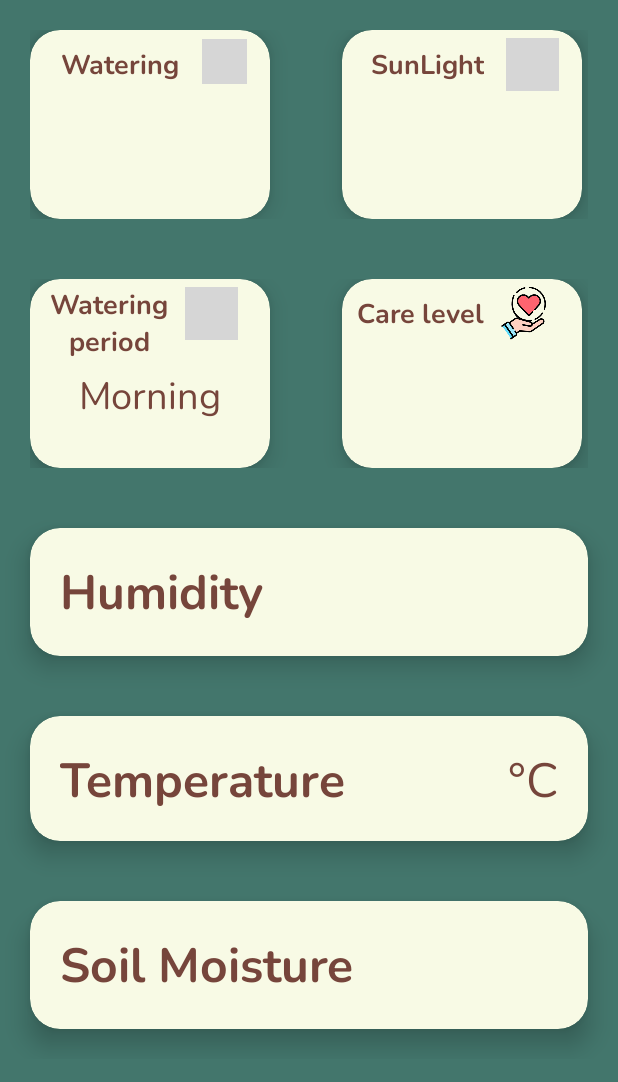
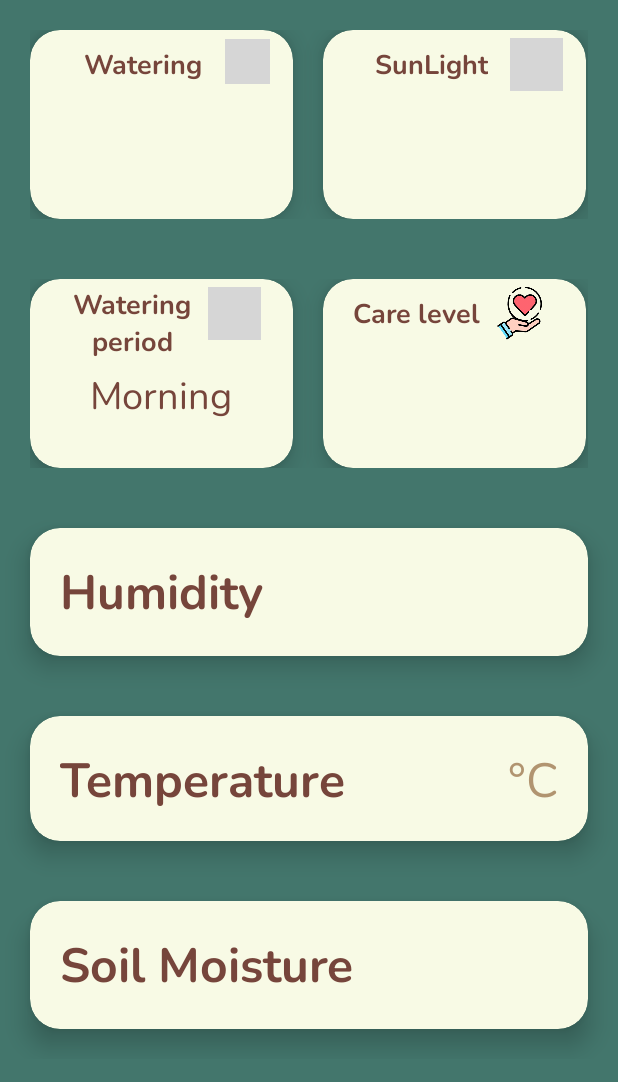
Before and after one commit to NHPI12/Group-Project-Soil-Condition-Analysis, an Android app: the layout activity_main.xml on its own in the app's theme, with its tools: preview values and no code run, on a phone screen of 412 x 824 dp. Shown: the top 1082 px of the screen. Run offline under Robolectric (Android 15) with nearby library versions, the light colour scheme and no system bars; plain views replace LineChart; grey boxes are pictures that could not be loaded.

Commit message:
update MainActivity

```diff
--- a/soiCondition/app/src/main/java/vn/edu/usth/soicondition/MainActivity.java
+++ b/soiCondition/app/src/main/java/vn/edu/usth/soicondition/MainActivity.java
@@ -554,27 +554,31 @@ public class MainActivity extends AppCompatActivity implements SelectedPlantsAda
 
     @RequiresApi(api = Build.VERSION_CODES.KITKAT)
     public void expandHumid(View view) {
-        expand(lineChartHumid, humidLayout, lineChartTemp, lineChartSoil);
+        expand(lineChartHumid, humidLayout,buttonsHumid,buttonsTemp,buttonsSoil, lineChartTemp, lineChartSoil);
     }
 
     @RequiresApi(api = Build.VERSION_CODES.KITKAT)
     public void expandTemp(View view) {
-        expand(lineChartTemp, tempLayout, lineChartHumid, lineChartSoil);
+        expand(lineChartTemp, tempLayout,buttonsTemp,buttonsHumid,buttonsSoil,lineChartHumid, lineChartSoil);
     }
 
     @RequiresApi(api = Build.VERSION_CODES.KITKAT)
     public void expandSoil(View view) {
-        expand(lineChartSoil, soilLayout, lineChartHumid, lineChartTemp);
+        expand(lineChartSoil, soilLayout,buttonsSoil,buttonsHumid,buttonsTemp, lineChartHumid, lineChartTemp);
     }
 
-    private void expand(LineChart clickedText, LinearLayout clickedLayout, LineChart... otherTexts) {
+    private void expand(LineChart clickedText, LinearLayout clickedLayout,LinearLayout buttonLayout,LinearLayout otherLinear, LinearLayout otherLinear2, LineChart... otherTexts) {
         if (clickedText.getVisibility() == View.VISIBLE) {
             clickedText.setVisibility(View.GONE);
+            buttonLayout.setVisibility(View.GONE);
         } else {
             clickedText.setVisibility(View.VISIBLE);
+            buttonLayout.setVisibility(View.VISIBLE);
             // Set other details to GONE
             for (LineChart otherText : otherTexts) {
                 otherText.setVisibility(View.GONE);
+                otherLinear.setVisibility(View.GONE);
+                otherLinear2.setVisibility(View.GONE);
             }
         }
         TransitionManager.beginDelayedTransition(clickedLayout, new AutoTransition());
@@ -693,11 +697,11 @@ public class MainActivity extends AppCompatActivity implements SelectedPlantsAda
     }
     private void TurnPlantDetailsIntoList(){
         //String apiKey = "sk-gAIS6560794454fbf2885";   // Quy's API key
-        //String apiKey     = "sk-O0QK655e2575b0b303082";   // Nguyen Main
+        String apiKey     = "sk-O0QK655e2575b0b303082";   // Nguyen Main
         //String apiKey     = "sk-JAdj65704f90038483358";   // Nguyen 2nd
         //String apiKey     = "sk-PEwA657057073ee313360";   // Quy 2nd
         //String apiKey = "sk-V27h658e9a807e9213607"; // Quy 3rd
-        String apiKey = "sk-yMXy658e9fa1e97613609"; // Quy 4rd
+        //String apiKey = "sk-yMXy658e9fa1e97613609"; // Quy 4rd
         SharedPreferences sharedPreferences = getSharedPreferences("ID_Plants_Save_Preferences", MODE_PRIVATE);
         Set<String> selectedPlantIdsStringSet = sharedPreferences.getStringSet("selected_plants", new HashSet<>());
         Set<Integer> selectedPlantIds = new HashSet<>();
--- a/soiCondition/app/src/main/java/vn/edu/usth/soicondition/network/DatabaseLocal/RetrofitDatabase.java
+++ b/soiCondition/app/src/main/java/vn/edu/usth/soicondition/network/DatabaseLocal/RetrofitDatabase.java
@@ -12,9 +12,10 @@ public class RetrofitDatabase {
     // private static final String BASE_URL = "http://172.31.99.32/codes/fetchdata.php/"; // USTH FLoor 4
     //private static final String BASE_URL = "http://192.168.1.150/codes/fetchdata.php/"; // 40th floor Tan Hoang Minh 4016
     //private static final String BASE_URL = "http://192.168.1.149/codes/fetchdata.php/"; // 42th floor Tan Hoang Minh 4217
-    private static final String BASE_URL = "http://192.168.50.149/codes/fetchdata.php/"; // Home floor 4
+    //private static final String BASE_URL = "http://192.168.50.149/codes/fetchdata.php/"; // Home floor 4
     //private static final String BASE_URL = "http://172.20.10.3/codes/fetchdata.php/"; // Nhat Anh Hotspot
     //private static final String BASE_URL = "http://10.10.15.132/codes/fetchdata.php/"; //USTH Student
+    private static final String BASE_URL = "http://192.168.68.105/codes/fetchdata.php/";
     private static Retrofit retrofit;
     public static Retrofit getRetrofitInstance() {
         if (retrofit == null) {
--- /dev/null
+++ b/soiCondition/app/src/main/res/drawable/background_button_general.xml
@@ -0,0 +1,5 @@
+<?xml version="1.0" encoding="utf-8"?>
+<shape xmlns:android="http://schemas.android.com/apk/res/android">
+    <solid android:color="@color/lilbrown" />
+    <corners android:radius="10dp" />
+</shape>
--- a/soiCondition/app/src/main/res/layout/activity_main.xml
+++ b/soiCondition/app/src/main/res/layout/activity_main.xml
@@ -63,9 +63,9 @@
 
             <androidx.cardview.widget.CardView
                 style="@style/CardBackground"
-                android:layout_width="160dp"
+                android:layout_width="175dp"
                 android:layout_height="126dp"
-                android:layout_marginEnd="48dp"
+                android:layout_marginEnd="20dp"
                 app:cardCornerRadius="20dp"
                 app:cardElevation="10dp"
                 tools:ignore="TextSizeCheck">
@@ -112,7 +112,7 @@
                 </RelativeLayout>
             </androidx.cardview.widget.CardView>
             <androidx.cardview.widget.CardView
-                android:layout_width="160dp"
+                android:layout_width="175dp"
                 android:layout_height="126dp"
                 style="@style/CardBackground"
                 app:cardCornerRadius="20dp"
@@ -168,9 +168,9 @@
 
             <androidx.cardview.widget.CardView
                 style="@style/CardBackground"
-                android:layout_width="160dp"
+                android:layout_width="175dp"
                 android:layout_height="126dp"
-                android:layout_marginEnd="48dp"
+                android:layout_marginEnd="20dp"
                 app:cardCornerRadius="20dp"
                 app:cardElevation="10dp"
                 tools:ignore="TextSizeCheck">
@@ -212,22 +212,22 @@
                         android:layout_alignParentBottom="true"
                         android:layout_centerHorizontal="true"
                         android:layout_marginBottom="30dp"
+                        android:text="Morning"
                         android:textSize="25sp"
-                        android:text="Morning"
                         tools:ignore="HardcodedText,TextContrastCheck,TextSizeCheck" />
                 </RelativeLayout>
             </androidx.cardview.widget.CardView>
 
             <androidx.cardview.widget.CardView
                 style="@style/CardBackground"
-                android:layout_width="160dp"
+                android:layout_width="175dp"
                 android:layout_height="126dp"
                 app:cardCornerRadius="20dp"
                 app:cardElevation="10dp"
                 tools:ignore="TextSizeCheck">
 
                 <RelativeLayout
-                    android:layout_width="match_parent"
+                    android:layout_width="170dp"
                     android:layout_height="match_parent">
 
                     <TextView
@@ -238,10 +238,10 @@
                         android:layout_alignParentBottom="true"
                         android:layout_marginEnd="65dp"
                         android:layout_marginBottom="90dp"
+                        android:gravity="center"
                         android:text="@string/care_level"
                         android:textSize="18sp"
                         android:textStyle="bold"
-                        android:gravity="center"
                         tools:ignore="RelativeOverlap" />
 
                     <ImageView
@@ -321,33 +321,38 @@
                     android:gravity="center_horizontal">
                     <Button
                         android:id="@+id/button_1d_humid"
-                        android:layout_width="0dp"
-                        android:layout_height="wrap_content"
-                        android:layout_weight="1"
-                        android:text="1d"/>
+                        style="@style/MyButton"
+                        android:layout_width="50dp"
+                        android:layout_height="30dp"
+                        android:layout_marginEnd="10dp"
+                        android:text="@string/_1d"
+                         />
                     <Button
                         android:id="@+id/button_3d_humid"
-                        android:layout_width="0dp"
-                        android:layout_height="wrap_content"
-                        android:layout_weight="1"
-                        android:text="3d" />
+                        android:layout_width="50dp"
+                        android:layout_height="30dp"
+                        android:text="@string/_3d"
+                        style="@style/MyButton"
+                        android:layout_marginEnd="10dp"/>
                     <Button
                         android:id="@+id/button_1w_humid"
-                        android:layout_width="0dp"
-                        android:layout_height="wrap_content"
-                        android:layout_weight="1"
-                        android:text="1w" />
+                        android:layout_width="50dp"
+                        android:layout_height="30dp"
+                        android:layout_marginEnd="10dp"
+                        android:text="1w"
+                        style="@style/MyButton"/>
                     <Button
                         android:id="@+id/button_1m_humid"
-                        android:layout_width="0dp"
-                        android:layout_height="wrap_content"
-                        android:layout_weight="1"
+                        android:layout_marginEnd="10dp"
+                        android:layout_width="50dp"
+                        android:layout_height="30dp"
+                        style="@style/MyButton"
                         android:text="1m" />
                     <Button
                         android:id="@+id/button_alltime_humid"
-                        android:layout_width="0dp"
-                        android:layout_height="wrap_content"
-                        android:layout_weight="1"
+                        android:layout_width="50dp"
+                        android:layout_height="30dp"
+                        style="@style/MyButton"
                         android:text="ALL" />
                 </LinearLayout>
             </LinearLayout>
@@ -388,14 +393,14 @@
                     android:layout_height="wrap_content"
                     android:textSize="32sp"
 
-                    style="@style/TextColor"/>
+                    style="@style/TextColorData"/>
                 <TextView
                     android:id="@+id/tempUnit"
                     android:layout_width="wrap_content"
                     android:layout_height="match_parent"
                     android:text="°C"
                     android:textSize="32sp"
-                    style="@style/TextColor"/>
+                    style="@style/TextColorData"/>
             </LinearLayout>
                 <com.github.mikephil.charting.charts.LineChart
                     android:id="@+id/lineChartTemp"
@@ -414,34 +419,39 @@
                     android:gravity="center_horizontal">
                     <Button
                         android:id="@+id/button_1d_temp"
-                        android:layout_width="0dp"
-                        android:layout_height="wrap_content"
-                        android:layout_weight="1"
-                        android:text="1d"/>
+                        android:layout_width="50dp"
+                        android:layout_height="30dp"
+                        android:layout_marginEnd="10dp"
+                        android:text="1d"
+                        style="@style/MyButton"/>
                     <Button
                         android:id="@+id/button_3d_temp"
-                        android:layout_width="0dp"
-                        android:layout_height="wrap_content"
-                        android:layout_weight="1"
-                        android:text="3d" />
+                        android:layout_width="50dp"
+                        android:layout_height="30dp"
+                        android:layout_marginEnd="10dp"
+                        android:text="3d"
+                        style="@style/MyButton"/>
                     <Button
                         android:id="@+id/button_1w_temp"
-                        android:layout_width="0dp"
-                        android:layout_height="wrap_content"
-                        android:layout_weight="1"
-                        android:text="1w" />
+                        android:layout_width="50dp"
+                        android:layout_height="30dp"
+                        android:layout_marginEnd="10dp"
+                        android:text="1w"
+                        style="@style/MyButton"/>
                     <Button
                         android:id="@+id/button_1m_temp"
-                        android:layout_width="0dp"
-                        android:layout_height="wrap_content"
-                        android:layout_weight="1"
-                        android:text="1m" />
+                        android:layout_width="50dp"
+                        android:layout_height="30dp"
+                        android:layout_marginEnd="10dp"
+                        android:text="1m"
+                        style="@style/MyButton"/>
                     <Button
                         android:id="@+id/button_alltime_temp"
-                        android:layout_width="0dp"
-                        android:layout_height="wrap_content"
-                        android:layout_weight="1"
-                        android:text="ALL" />
+                        android:layout_width="50dp"
+                        android:layout_height="30dp"
+                        android:layout_marginEnd="10dp"
+                        android:text="ALL"
+                        style="@style/MyButton"/>
                 </LinearLayout>
             </LinearLayout>
         </androidx.cardview.widget.CardView>
@@ -479,7 +489,7 @@
                     android:layout_width="wrap_content"
                     android:layout_height="wrap_content"
                     android:textSize="32sp"
-                    style="@style/TextColor"/>
+                    style="@style/TextColorData"/>
 
                 </LinearLayout>
                 <com.github.mikephil.charting.charts.LineChart
@@ -499,34 +509,40 @@
                     android:gravity="center_horizontal">
                     <Button
                         android:id="@+id/button_1d_soil"
-                        android:layout_width="0dp"
-                        android:layout_height="wrap_content"
-                        android:layout_weight="1"
-                        android:text="1d"/>
+                        android:layout_width="50dp"
+                        android:layout_height="30dp"
+                        android:layout_marginEnd="10dp"
+                        android:text="@string/_1d"
+                        style="@style/MyButton"
+                        />
                     <Button
                         android:id="@+id/button_3d_soil"
-                        android:layout_width="0dp"
-                        android:layout_height="wrap_content"
-                        android:layout_weight="1"
-                        android:text="3d" />
+                        android:layout_width="50dp"
+                        android:layout_height="30dp"
+                        android:layout_marginEnd="10dp"
+                        android:text="@string/_3d"
+                        style="@style/MyButton"/>
                     <Button
                         android:id="@+id/button_1w_soil"
-                        android:layout_width="0dp"
-                        android:layout_height="wrap_content"
-                        android:layout_weight="1"
-                        android:text="1w" />
+                        android:layout_width="50dp"
+                        android:layout_height="30dp"
+                        android:layout_marginEnd="10dp"
+                        android:text="@string/_1w"
+                        style="@style/MyButton"/>
                     <Button
                         android:id="@+id/button_1m_soil"
-                        android:layout_width="0dp"
-                        android:layout_height="wrap_content"
-                        android:layout_weight="1"
-                        android:text="1m" />
+                        android:layout_width="50dp"
+                        android:layout_height="30dp"
+                        android:layout_marginEnd="10dp"
+                        android:text="@string/_1m"
+                        style="@style/MyButton"/>
                     <Button
                         android:id="@+id/button_alltime_soil"
-                        android:layout_width="0dp"
-                        android:layout_height="wrap_content"
-                        android:layout_weight="1"
-                        android:text="ALL" />
+                        android:layout_width="50dp"
+                        android:layout_height="30dp"
+                        android:layout_marginEnd="10dp"
+                        android:text="@string/all"
+                        style="@style/MyButton"/>
                 </LinearLayout>
             </LinearLayout>
 
--- a/soiCondition/app/src/main/res/values/strings.xml
+++ b/soiCondition/app/src/main/res/values/strings.xml
@@ -24,4 +24,9 @@
     <string name="spring">Spring</string>
     <string name="perennial">Perennial</string>
     <string name="add_remove">ADD/REMOVE</string>
+    <string name="_1d">1d</string>
+    <string name="_3d">3d</string>
+    <string name="_1w">1w</string>
+    <string name="_1m">1m</string>
+    <string name="all">ALL</string>
 </resources>
--- a/soiCondition/app/src/main/res/values/styles.xml
+++ b/soiCondition/app/src/main/res/values/styles.xml
@@ -24,5 +24,8 @@
     <style name="MyActionBar" parent="@android:style/Widget.Holo.Light.ActionBar">
         <item name="android:background">@color/verybrown</item>
     </style>
-
+    <style name="MyButton" parent="Widget.AppCompat.Button">
+        <item name="android:background">@drawable/background_button_general</item>
+        <item name="android:textColor">@color/lilwhite</item>
+    </style>
 </resources>
--- a/soiCondition/app/src/main/res/xml/network_security_config.xml
+++ b/soiCondition/app/src/main/res/xml/network_security_config.xml
@@ -6,6 +6,7 @@
         <domain includeSubdomains="true">192.168.1.149</domain>
         <domain includeSubdomains="true">192.168.50.149</domain>
         <domain includeSubdomains="true">172.20.10.3</domain>
+        <domain includeSubdomains="true">192.168.68.105</domain>
         <domain includeSubdomains="true">10.10.15.132</domain>
 
     </domain-config>
```
